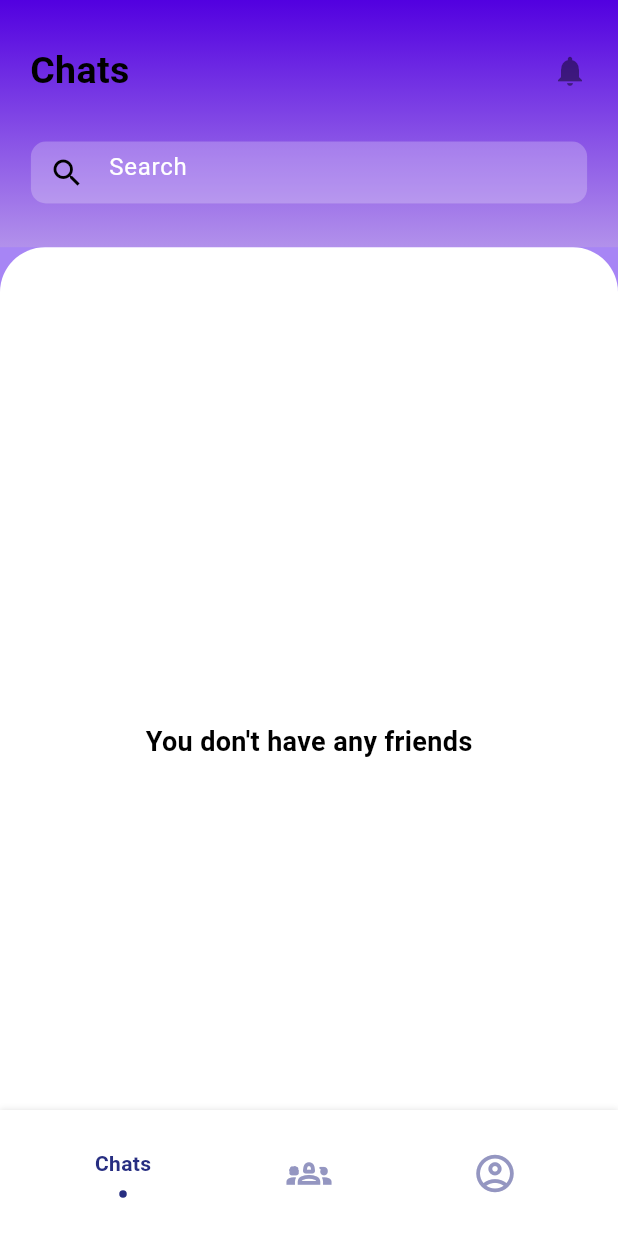
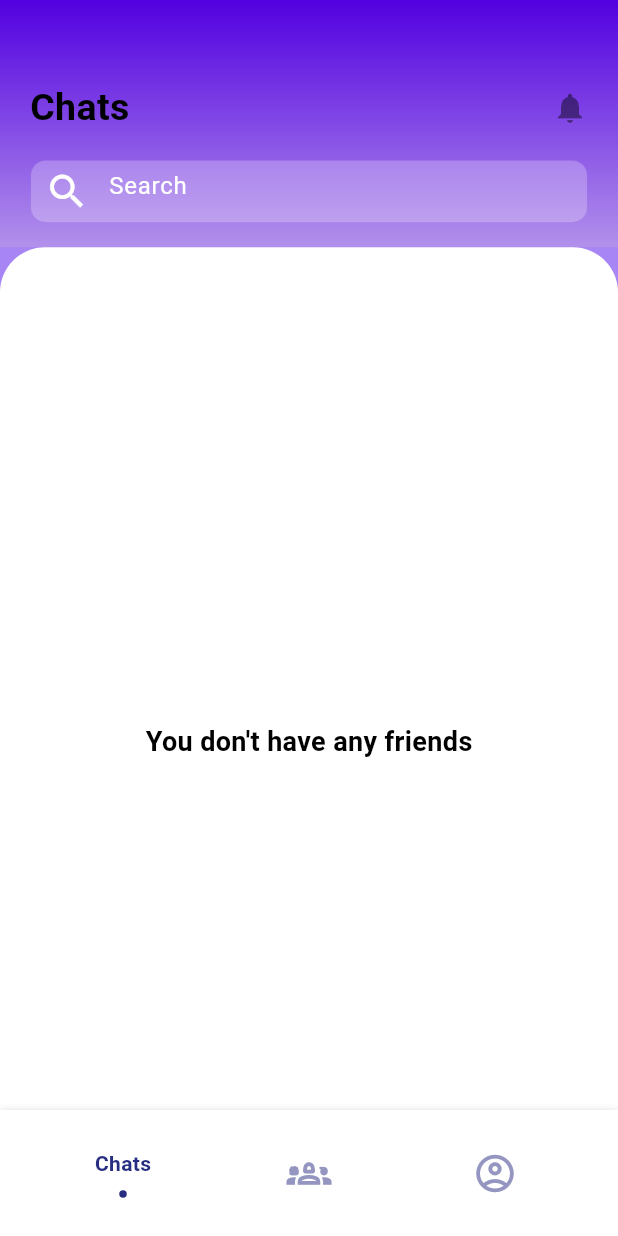
Before and after one commit to Raj3448/FlutterChat_App, a Flutter app: the RootScreen screen opened directly, on a phone screen of 412 x 824 dp. Run offline on Flutter 3.47's test engine with Material 3 defaults, Android fonts, the phone set to English and light mode, and no system bars; drawn by our look-alikes of flashy_tab_bar2; our stand-ins replace auto_route, cloud_firestore, firebase_auth, firebase_core, firebase_messaging, firebase_storage and 2 more; accounts and stored records are empty.

Commit message:
commit by raj

```diff
--- a/lib/Widgets/chats/homewidget.dart
+++ b/lib/Widgets/chats/homewidget.dart
@@ -9,7 +9,6 @@ class Chatwidget extends StatelessWidget {
   @override
   Widget build(BuildContext context) {
     return Container(
-
       decoration: const BoxDecoration(
           color: Colors.white,
           borderRadius: BorderRadius.only(
--- a/lib/screens/Chats/chatWindow.dart
+++ b/lib/screens/Chats/chatWindow.dart
@@ -54,6 +54,7 @@ class _ChatWindowState extends State<ChatWindow> {
                 Container(
                   height: MediaQuery.of(context).size.height * 0.1,
                   width: double.infinity,
+
                   decoration: const BoxDecoration(
                     color: Color.fromARGB(255, 167, 133, 245),
                     gradient: LinearGradient(colors: [
--- a/lib/screens/rootScreen.dart
+++ b/lib/screens/rootScreen.dart
@@ -20,6 +20,8 @@ class RootScreen extends StatefulWidget {
 class _RootScreenState extends State<RootScreen> {
   int _selectedIndex = 0;
   late List<Widget> _widgetList;
+  final FocusNode _searchFocusNode = FocusNode();
+
   @override
   void initState() {
     _widgetList = [
@@ -32,7 +34,11 @@ class _RootScreenState extends State<RootScreen> {
 
   @override
   Widget build(BuildContext context) {
-    return Scaffold(
+    return GestureDetector(
+      onTap: () {
+        _searchFocusNode.unfocus();
+      },
+      child: Scaffold(
         backgroundColor: const Color.fromARGB(255, 167, 133, 245),
         body: BlocBuilder<AuthBloc, AuthState>(
           builder: (context, state) {
@@ -62,6 +68,15 @@ class _RootScreenState extends State<RootScreen> {
                           child: Column(
                             mainAxisAlignment: MainAxisAlignment.spaceEvenly,
                             children: [
+                              if (_selectedIndex == 0)
+                                FutureBuilder(
+                                  future: context.read<UserDetailsCubit>().getCurrentUserDetails(),
+                                  builder: (context, snapshots) {
+                                    return Container(child: Text(
+                                      ''
+                                    ));
+                                  },
+                                ),
                               Padding(
                                 padding: const EdgeInsets.symmetric(
                                   horizontal: 20.0,
@@ -85,27 +100,27 @@ class _RootScreenState extends State<RootScreen> {
                                 ),
                               ),
                               if (_selectedIndex == 0)
-                              Container(
+                                SizedBox(
                                   height:
                                       MediaQuery.of(context).size.height * 0.05,
-                                width: MediaQuery.of(context).size.width * 0.9,
+                                  width:
+                                      MediaQuery.of(context).size.width * 0.9,
                                   child: TextFormField(
+                                    focusNode: _searchFocusNode,
                                     decoration: InputDecoration(
-                                      prefixIcon: const Icon(Icons.search),
+                                        prefixIcon: const Icon(Icons.search,
+                                            size: 30, color: Colors.white),
                                         prefixIconColor: Colors.black,
                                         fillColor: Colors.white24,
                                         filled: true,
-                                      border:
-                                          InputBorder.none, // Remove the border
+                                        border: InputBorder.none,
                                         hintText: 'Search',
                                         hintStyle: const TextStyle(
-                                          color: Colors
-                                              .white), // Optional: Customize the hint text color
-                                      contentPadding: const EdgeInsets
-                                          .symmetric(
+                                            color: Colors.white),
+                                        contentPadding:
+                                            const EdgeInsets.symmetric(
                                                 vertical: 15.0,
-                                          horizontal:
-                                              10.0), // Optional: Adjust content padding
+                                                horizontal: 10.0),
                                         enabledBorder: OutlineInputBorder(
                                             borderSide:
                                                 const BorderSide(width: 0.01),
@@ -116,6 +131,9 @@ class _RootScreenState extends State<RootScreen> {
                                                 const BorderSide(width: 0.01),
                                             borderRadius:
                                                 BorderRadius.circular(10))),
+                                    onFieldSubmitted: (value) {
+                                      _searchFocusNode.unfocus();
+                                    },
                                   ),
                                 )
                             ],
@@ -150,7 +168,8 @@ class _RootScreenState extends State<RootScreen> {
                                         right: 10,
                                         bottom: 0),
                                     child: Container(
-                                    height: MediaQuery.of(context).size.height *
+                                      height:
+                                          MediaQuery.of(context).size.height *
                                               0.12,
                                       decoration: const BoxDecoration(
                                           color: Colors.black,
@@ -185,8 +204,8 @@ class _RootScreenState extends State<RootScreen> {
                 shape: const CircleBorder(),
                 backgroundColor: const Color.fromARGB(255, 167, 133, 245),
                 onPressed: () {
-                Navigator.of(context).push(
-                    MaterialPageRoute(builder: (context) => CreateGrpScreen()));
+                  Navigator.of(context).push(MaterialPageRoute(
+                      builder: (context) => CreateGrpScreen()));
                 },
                 child: const Icon(
                   Icons.add,
@@ -224,6 +243,7 @@ class _RootScreenState extends State<RootScreen> {
             ),
           ],
         ),
+      ),
     );
   }
 
```
Lines whose indentation alone changed are shown as unchanged.
